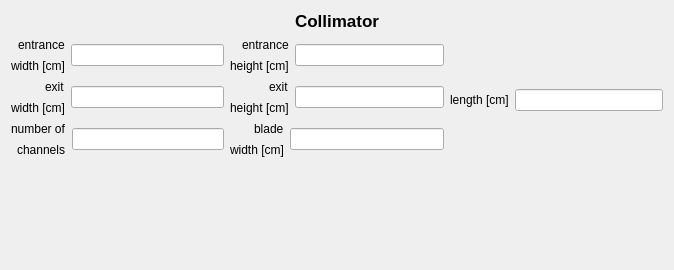
The window that GUI-Qt/collimator.ui (vitess-neutron/vitess) describes before a commit, drawn with Qt 5.
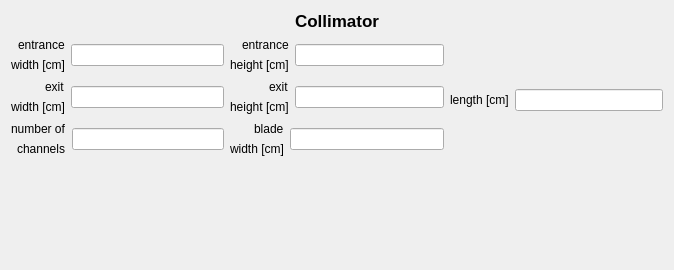
The same window after the commit.

What changed in the file:
```diff
--- a/GUI-Qt/collimator.ui
+++ b/GUI-Qt/collimator.ui
@@ -88,6 +88,9 @@
          <property name="text">
           <string>height [cm]</string>
          </property>
+         <property name="alignment">
+          <set>Qt::AlignLeading|Qt::AlignLeft|Qt::AlignTop</set>
+         </property>
         </widget>
        </item>
       </layout>
@@ -109,6 +112,9 @@
          <property name="text">
           <string>height [cm]</string>
          </property>
+         <property name="alignment">
+          <set>Qt::AlignLeading|Qt::AlignLeft|Qt::AlignTop</set>
+         </property>
         </widget>
        </item>
       </layout>
@@ -130,6 +136,9 @@
          <property name="text">
           <string>width [cm]</string>
          </property>
+         <property name="alignment">
+          <set>Qt::AlignLeading|Qt::AlignLeft|Qt::AlignTop</set>
+         </property>
         </widget>
        </item>
       </layout>
@@ -169,6 +178,9 @@
          <property name="text">
           <string>width [cm]</string>
          </property>
+         <property name="alignment">
+          <set>Qt::AlignLeading|Qt::AlignLeft|Qt::AlignTop</set>
+         </property>
         </widget>
        </item>
       </layout>
@@ -190,6 +202,9 @@
          <property name="text">
           <string>width [cm]</string>
          </property>
+         <property name="alignment">
+          <set>Qt::AlignLeading|Qt::AlignLeft|Qt::AlignTop</set>
+         </property>
         </widget>
        </item>
       </layout>
@@ -211,6 +226,9 @@
          <property name="text">
           <string>channels</string>
          </property>
+         <property name="alignment">
+          <set>Qt::AlignLeading|Qt::AlignLeft|Qt::AlignTop</set>
+         </property>
         </widget>
        </item>
       </layout>
```
Left out of the diff: 18 changed lines with no effect on the pictures.
